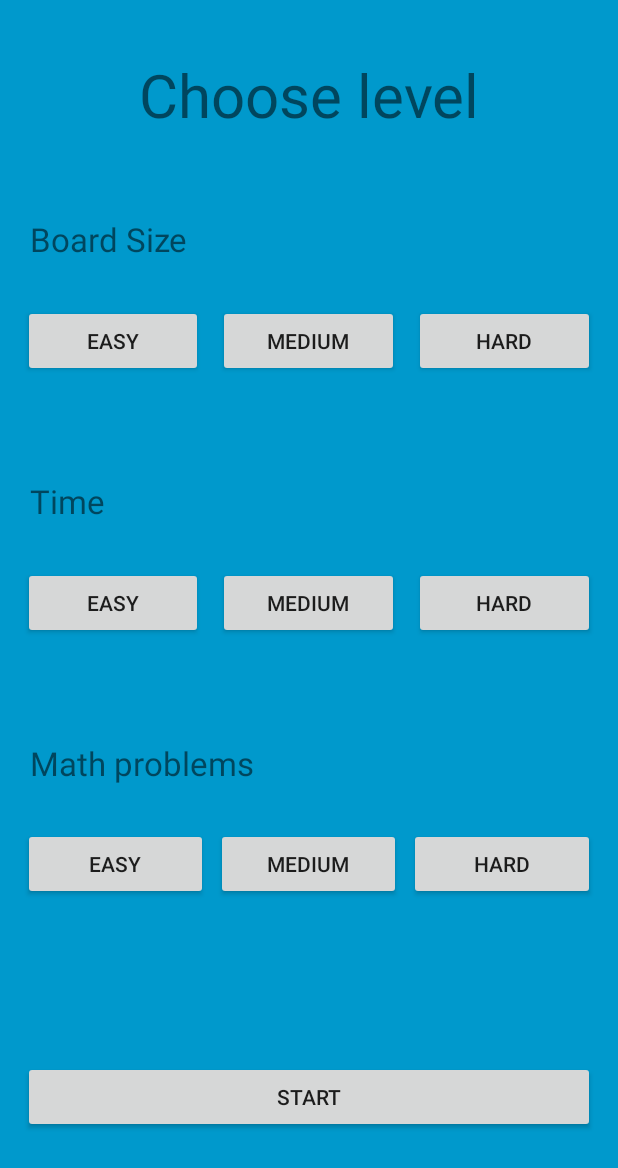
After one commit to bobostaykov/math-puzzles, an Android app: the NewGame screen opened directly, with no data from a screen before it, on a phone screen of 412 x 824 dp. The commit adds this screen. Shown: the top 1168 px of the screen. Run offline under Robolectric (Android 15) with nearby library versions, the phone set to English and light mode, and no system bars; 6 statements that could not run were skipped.

Commit message:
New Game screen

```diff
--- /dev/null
+++ b/app/src/main/java/com/example/boris/mathpuzzles/NewGame.java
@@ -0,0 +1,180 @@
+package com.example.boris.mathpuzzles;
+
+import android.annotation.SuppressLint;
+import android.support.v7.app.ActionBar;
+import android.support.v7.app.AppCompatActivity;
+import android.os.Bundle;
+import android.os.Handler;
+import android.view.MotionEvent;
+import android.view.View;
+import android.view.MenuItem;
+import android.support.v4.app.NavUtils;
+
+/**
+ * An example full-screen activity that shows and hides the system UI (i.e.
+ * status bar and navigation/system bar) with user interaction.
+ */
+public class NewGame extends AppCompatActivity {
+    /**
+     * Whether or not the system UI should be auto-hidden after
+     * {@link #AUTO_HIDE_DELAY_MILLIS} milliseconds.
+     */
+    private static final boolean AUTO_HIDE = true;
+
+    /**
+     * If {@link #AUTO_HIDE} is set, the number of milliseconds to wait after
+     * user interaction before hiding the system UI.
+     */
+    private static final int AUTO_HIDE_DELAY_MILLIS = 3000;
+
+    /**
+     * Some older devices needs a small delay between UI widget updates
+     * and a change of the status and navigation bar.
+     */
+    private static final int UI_ANIMATION_DELAY = 300;
+    private final Handler mHideHandler = new Handler();
+    private View mContentView;
+    private final Runnable mHidePart2Runnable = new Runnable() {
+        @SuppressLint("InlinedApi")
+        @Override
+        public void run() {
+            // Delayed removal of status and navigation bar
+
+            // Note that some of these constants are new as of API 16 (Jelly Bean)
+            // and API 19 (KitKat). It is safe to use them, as they are inlined
+            // at compile-time and do nothing on earlier devices.
+            mContentView.setSystemUiVisibility(View.SYSTEM_UI_FLAG_LOW_PROFILE
+                    | View.SYSTEM_UI_FLAG_FULLSCREEN
+                    | View.SYSTEM_UI_FLAG_LAYOUT_STABLE
+                    | View.SYSTEM_UI_FLAG_IMMERSIVE_STICKY
+                    | View.SYSTEM_UI_FLAG_LAYOUT_HIDE_NAVIGATION
+                    | View.SYSTEM_UI_FLAG_HIDE_NAVIGATION);
+        }
+    };
+    private View mControlsView;
+    private final Runnable mShowPart2Runnable = new Runnable() {
+        @Override
+        public void run() {
+            // Delayed display of UI elements
+            ActionBar actionBar = getSupportActionBar();
+            if (actionBar != null) {
+                actionBar.show();
+            }
+            mControlsView.setVisibility(View.VISIBLE);
+        }
+    };
+    private boolean mVisible;
+    private final Runnable mHideRunnable = new Runnable() {
+        @Override
+        public void run() {
+            hide();
+        }
+    };
+    /**
+     * Touch listener to use for in-layout UI controls to delay hiding the
+     * system UI. This is to prevent the jarring behavior of controls going away
+     * while interacting with activity UI.
+     */
+    private final View.OnTouchListener mDelayHideTouchListener = new View.OnTouchListener() {
+        @Override
+        public boolean onTouch(View view, MotionEvent motionEvent) {
+            if (AUTO_HIDE) {
+                delayedHide(AUTO_HIDE_DELAY_MILLIS);
+            }
+            return false;
+        }
+    };
+
+    @Override
+    protected void onCreate(Bundle savedInstanceState) {
+        super.onCreate(savedInstanceState);
+
+        setContentView(R.layout.activity_new_game);
+        ActionBar actionBar = getSupportActionBar();
+        if (actionBar != null) {
+            actionBar.setDisplayHomeAsUpEnabled(true);
+        }
+
+        mVisible = true;
+        mControlsView = findViewById(R.id.fullscreen_content_controls);
+        mContentView = findViewById(R.id.fullscreen_content);
+
+
+        // Set up the user interaction to manually show or hide the system UI.
+        mContentView.setOnClickListener(new View.OnClickListener() {
+            @Override
+            public void onClick(View view) {
+                toggle();
+            }
+        });
+
+        // Upon interacting with UI controls, delay any scheduled hide()
+        // operations to prevent the jarring behavior of controls going away
+        // while interacting with the UI.
+        findViewById(R.id.dummy_button).setOnTouchListener(mDelayHideTouchListener);
+    }
+
+    @Override
+    protected void onPostCreate(Bundle savedInstanceState) {
+        super.onPostCreate(savedInstanceState);
+
+        // Trigger the initial hide() shortly after the activity has been
+        // created, to briefly hint to the user that UI controls
+        // are available.
+        delayedHide(100);
+    }
+
+    @Override
+    public boolean onOptionsItemSelected(MenuItem item) {
+        int id = item.getItemId();
+        if (id == android.R.id.home) {
+            // This ID represents the Home or Up button.
+            NavUtils.navigateUpFromSameTask(this);
+            return true;
+        }
+        return super.onOptionsItemSelected(item);
+    }
+
+    private void toggle() {
+        if (mVisible) {
+            hide();
+        } else {
+            show();
+        }
+    }
+
+    private void hide() {
+        // Hide UI first
+        ActionBar actionBar = getSupportActionBar();
+        if (actionBar != null) {
+            actionBar.hide();
+        }
+        mControlsView.setVisibility(View.GONE);
+        mVisible = false;
+
+        // Schedule a runnable to remove the status and navigation bar after a delay
+        mHideHandler.removeCallbacks(mShowPart2Runnable);
+        mHideHandler.postDelayed(mHidePart2Runnable, UI_ANIMATION_DELAY);
+    }
+
+    @SuppressLint("InlinedApi")
+    private void show() {
+        // Show the system bar
+        mContentView.setSystemUiVisibility(View.SYSTEM_UI_FLAG_LAYOUT_FULLSCREEN
+                | View.SYSTEM_UI_FLAG_LAYOUT_HIDE_NAVIGATION);
+        mVisible = true;
+
+        // Schedule a runnable to display UI elements after a delay
+        mHideHandler.removeCallbacks(mHidePart2Runnable);
+        mHideHandler.postDelayed(mShowPart2Runnable, UI_ANIMATION_DELAY);
+    }
+
+    /**
+     * Schedules a call to hide() in delay milliseconds, canceling any
+     * previously scheduled calls.
+     */
+    private void delayedHide(int delayMillis) {
+        mHideHandler.removeCallbacks(mHideRunnable);
+        mHideHandler.postDelayed(mHideRunnable, delayMillis);
+    }
+}
--- a/app/src/main/res/layout/activity_main.xml
+++ b/app/src/main/res/layout/activity_main.xml
@@ -21,7 +21,7 @@
         app:rowCount="5">
 
         <Button
-            android:id="@+id/button16"
+            android:id="@+id/new_game"
             android:layout_width="206dp"
             android:layout_height="66dp"
             android:layout_marginBottom="50dp"
--- /dev/null
+++ b/app/src/main/res/layout/activity_new_game.xml
@@ -0,0 +1,231 @@
+<?xml version="1.0" encoding="utf-8"?>
+<FrameLayout xmlns:android="http://schemas.android.com/apk/res/android"
+    xmlns:app="http://schemas.android.com/apk/res-auto"
+    xmlns:tools="http://schemas.android.com/tools"
+    android:layout_width="match_parent"
+    android:layout_height="match_parent"
+    android:background="#0099cc"
+    tools:context=".NewGame">
+
+    <!-- The primary full-screen view. This can be replaced with whatever view
+         is needed to present your content, e.g. VideoView, SurfaceView,
+         TextureView, etc. -->
+
+    <!-- This FrameLayout insets its children based on system windows using
+         android:fitsSystemWindows. -->
+
+    <LinearLayout
+        android:layout_width="match_parent"
+        android:layout_height="match_parent"
+        android:orientation="vertical">
+
+        <LinearLayout
+            android:layout_width="match_parent"
+            android:layout_height="match_parent"
+            android:layout_weight="1"
+            android:orientation="horizontal">
+
+            <TextView
+                android:id="@+id/textView5"
+                android:layout_width="match_parent"
+                android:layout_height="match_parent"
+                android:layout_marginTop="10dp"
+                android:gravity="center"
+                android:text="@string/choose_level_label"
+                android:textSize="40sp" />
+        </LinearLayout>
+
+        <LinearLayout
+            android:layout_width="match_parent"
+            android:layout_height="match_parent"
+            android:layout_marginLeft="20dp"
+            android:layout_marginRight="20dp"
+            android:layout_weight="1.04"
+            android:orientation="horizontal">
+
+            <TextView
+                android:id="@+id/textView2"
+                android:layout_width="wrap_content"
+                android:layout_height="wrap_content"
+                android:layout_gravity="center"
+                android:text="@string/board_size_label"
+                android:textSize="22sp"
+                app:layout_column="0"
+                app:layout_row="1" />
+
+        </LinearLayout>
+
+        <LinearLayout
+            android:layout_width="match_parent"
+            android:layout_height="match_parent"
+            android:layout_marginLeft="15dp"
+            android:layout_marginRight="15dp"
+            android:layout_weight="1.04">
+
+            <Button
+                android:id="@+id/button9"
+                android:layout_width="wrap_content"
+                android:layout_height="wrap_content"
+                android:layout_weight="1"
+                android:elevation="0dp"
+                android:text="@string/easy_button"
+                app:layout_column="0"
+                app:layout_row="2" />
+
+            <Button
+                android:id="@+id/button10"
+                android:layout_width="wrap_content"
+                android:layout_height="wrap_content"
+                android:layout_marginLeft="10dp"
+                android:layout_marginRight="10dp"
+                android:layout_weight="1"
+                android:text="@string/medium_button"
+                app:layout_column="1"
+                app:layout_row="2" />
+
+            <Button
+                android:id="@+id/button11"
+                android:layout_width="wrap_content"
+                android:layout_height="wrap_content"
+                android:layout_weight="1"
+                android:text="@string/hard_button"
+                app:layout_column="2"
+                app:layout_row="2" />
+
+        </LinearLayout>
+
+        <LinearLayout
+            android:layout_width="match_parent"
+            android:layout_height="match_parent"
+            android:layout_marginLeft="20dp"
+            android:layout_marginRight="20dp"
+            android:layout_weight="1.04"
+            android:orientation="horizontal">
+
+            <TextView
+                android:id="@+id/textView3"
+                android:layout_width="wrap_content"
+                android:layout_height="wrap_content"
+                android:layout_gravity="center"
+                android:text="@string/time_label"
+                android:textSize="22sp"
+                app:layout_column="0"
+                app:layout_row="3" />
+        </LinearLayout>
+
+        <LinearLayout
+            android:layout_width="match_parent"
+            android:layout_height="match_parent"
+            android:layout_marginLeft="15dp"
+            android:layout_marginRight="15dp"
+            android:layout_weight="1.04"
+            android:orientation="horizontal">
+
+            <Button
+                android:id="@+id/button12"
+                android:layout_width="wrap_content"
+                android:layout_height="wrap_content"
+                android:layout_weight="1"
+                android:text="@string/easy_button"
+                app:layout_column="0"
+                app:layout_row="4" />
+
+            <Button
+                android:id="@+id/button13"
+                android:layout_width="wrap_content"
+                android:layout_height="wrap_content"
+                android:layout_marginLeft="10dp"
+                android:layout_marginRight="10dp"
+                android:layout_weight="1"
+                android:text="@string/medium_button"
+                app:layout_column="1"
+                app:layout_row="4" />
+
+            <Button
+                android:id="@+id/button14"
+                android:layout_width="wrap_content"
+                android:layout_height="wrap_content"
+                android:layout_weight="1"
+                android:text="@string/hard_button"
+                app:layout_column="2"
+                app:layout_row="4" />
+
+        </LinearLayout>
+
+        <LinearLayout
+            android:layout_width="match_parent"
+            android:layout_height="match_parent"
+            android:layout_marginLeft="20dp"
+            android:layout_marginRight="20dp"
+            android:layout_weight="1.04"
+            android:orientation="horizontal">
+
+            <TextView
+                android:id="@+id/textView4"
+                android:layout_width="wrap_content"
+                android:layout_height="wrap_content"
+                android:layout_gravity="center"
+                android:text="@string/math_problems_label"
+                android:textSize="22sp"
+                app:layout_column="0"
+                app:layout_row="5" />
+        </LinearLayout>
+
+        <LinearLayout
+            android:layout_width="match_parent"
+            android:layout_height="match_parent"
+            android:layout_marginLeft="15dp"
+            android:layout_marginRight="15dp"
+            android:layout_weight="1.04"
+            android:orientation="horizontal">
+
+            <Button
+                android:id="@+id/button15"
+                android:layout_width="wrap_content"
+                android:layout_height="wrap_content"
+                android:layout_weight="1"
+                android:text="@string/easy_button"
+                app:layout_column="0"
+                app:layout_row="6" />
+
+            <Button
+                android:id="@+id/button17"
+                android:layout_width="wrap_content"
+                android:layout_height="wrap_content"
+                android:layout_marginLeft="5dp"
+                android:layout_marginRight="5dp"
+                android:layout_weight="1"
+                android:text="@string/medium_button"
+                app:layout_column="1"
+                app:layout_row="6" />
+
+            <Button
+                android:id="@+id/button18"
+                android:layout_width="wrap_content"
+                android:layout_height="wrap_content"
+                android:layout_weight="1"
+                android:text="@string/hard_button"
+                app:layout_column="2"
+                app:layout_row="6" />
+        </LinearLayout>
+
+        <LinearLayout
+            android:layout_width="match_parent"
+            android:layout_height="match_parent"
+            android:layout_weight="0.9"
+            android:orientation="horizontal">
+
+            <Button
+                android:id="@+id/button19"
+                android:layout_width="match_parent"
+                android:layout_height="wrap_content"
+                android:layout_gravity="center"
+                android:layout_marginLeft="15dp"
+                android:layout_marginRight="15dp"
+                android:text="@string/start_button"
+                app:layout_column="2"
+                app:layout_row="7" />
+        </LinearLayout>
+    </LinearLayout>
+
+</FrameLayout>
--- a/app/src/main/res/values/strings.xml
+++ b/app/src/main/res/values/strings.xml
@@ -1,7 +1,20 @@
 <resources>
     <string name="app_name">Math!Puzzles</string>
-    <string name="button1">Button1</string>
     <string name="button2">Button2</string>
     <string name="button3">Button3</string>
     <string name="new_game">New Game</string>
+
+    <string name="title_activity_new_game">NewGame</string>
+    <string name="choose_level_label">Choose level</string>
+    <string name="board_size_label">Board Size</string>
+    <string name="easy_button">Easy</string>
+    <string name="time_label">Time</string>
+    <string name="medium_button">Medium</string>
+    <string name="math_problems_label">Math problems</string>
+    <string name="hard_button">Hard</string>
+    <string name="start_button">Start</string>
+
+    <string name="title_activity_test">test</string>
+    <string name="dummy_button">Dummy Button</string>
+    <string name="dummy_content">DUMMY\nCONTENT</string>
 </resources>
```
Also changed, not shown: app/src/main/AndroidManifest.xml (+18 -3 lines).
